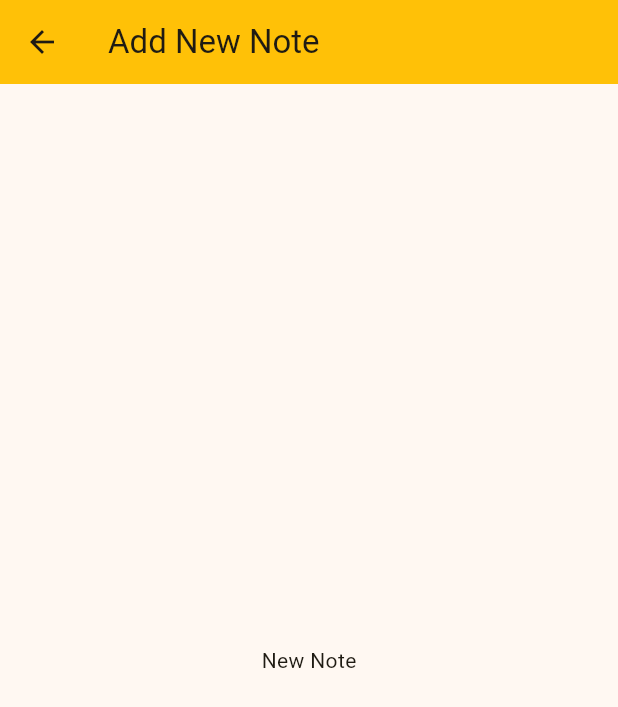
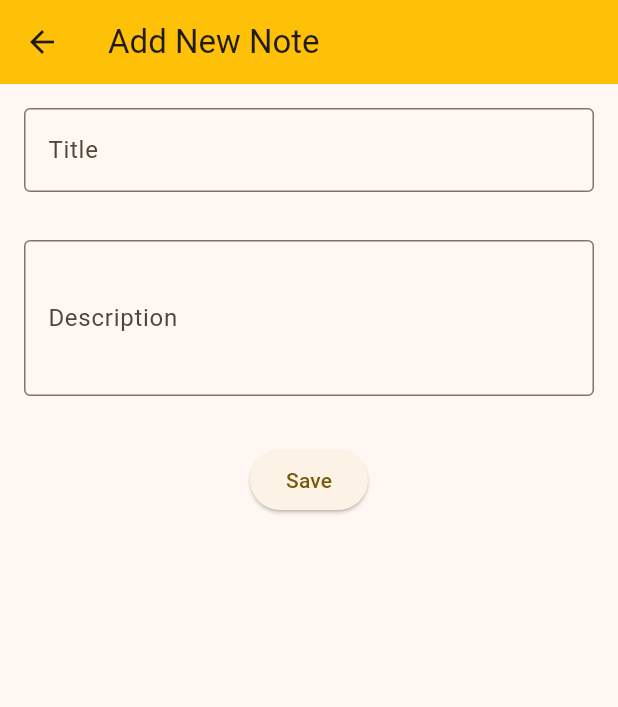
Before and after one commit to Dyadee/notesave, a Flutter app: the AddNoteScreen screen opened by its route, on a phone screen of 412 x 824 dp. Shown: the top 707 px of the screen. Run offline on Flutter 3.47's test engine with Material 3 defaults, Android fonts, the phone set to English and light mode, and no system bars; our stand-ins replace freezed_annotation; network calls fail.

Commit message:
added functionality to add new note in AddNoteScreen

```diff
--- a/lib/screens/add_note_screen.dart
+++ b/lib/screens/add_note_screen.dart
@@ -1,4 +1,6 @@
 import 'package:flutter/material.dart';
+import 'package:notesave/models/note.dart';
+import 'package:notesave/service/notes_service.dart';
 
 class AddNoteScreen extends StatefulWidget {
   const AddNoteScreen({super.key});
@@ -16,8 +18,88 @@ class _AddNoteScreenState extends State<AddNoteScreen> {
         title: const Text('Add New Note'),
       ),
       body: const Center(
-        child: Text('New Note'),
+        child: NewNoteForm(),
       ),
     );
   }
 }
+
+class NewNoteForm extends StatefulWidget {
+  const NewNoteForm({super.key});
+
+  @override
+  NewNoteFormState createState() {
+    return NewNoteFormState();
+  }
+}
+
+class NewNoteFormState extends State<NewNoteForm> {
+  final _formKey = GlobalKey<FormState>();
+  TextEditingController noteTitle = TextEditingController();
+  TextEditingController noteDescription = TextEditingController();
+
+  @override
+  Widget build(BuildContext context) {
+    return Form(
+      key: _formKey,
+      child: Column(
+        crossAxisAlignment: CrossAxisAlignment.center,
+        children: [
+          Padding(
+            padding: const EdgeInsets.all(16.0),
+            child: TextFormField(
+              controller: noteTitle,
+              decoration: const InputDecoration(
+                labelText: 'Title',
+                border: OutlineInputBorder(),
+              ),
+              validator: (value) {
+                if (value == null || value.isEmpty) {
+                  return 'Please enter some text';
+                }
+                return null;
+              },
+            ),
+          ),
+          Padding(
+            padding: const EdgeInsets.all(16.0),
+            child: TextFormField(
+              controller: noteDescription,
+              maxLines: 3,
+              decoration: const InputDecoration(
+                labelText: 'Description',
+                border: OutlineInputBorder(),
+              ),
+              validator: (value) {
+                if (value == null || value.isEmpty) {
+                  return 'Please enter some text';
+                }
+                return null;
+              },
+            ),
+          ),
+          Padding(
+            padding: const EdgeInsets.symmetric(vertical: 16),
+            child: ElevatedButton(
+              onPressed: () async {
+                if (_formKey.currentState!.validate()) {
+                  // ScaffoldMessenger.of(context).showSnackBar(
+                  //   const SnackBar(content: Text('Saving Note')),
+                  // );
+
+                  Note note = Note(
+                      title: noteTitle.text, description: noteDescription.text);
+                  final noteService = NotesService();
+                  await noteService.postNote(note).then((apiresponse) =>
+                      Navigator.pushReplacementNamed(context, '/',
+                          arguments: apiresponse));
+                }
+              },
+              child: const Text('Save'),
+            ),
+          ),
+        ],
+      ),
+    );
+  }
+}
--- a/lib/screens/homepage.dart
+++ b/lib/screens/homepage.dart
@@ -25,14 +25,6 @@ class _HomePageState extends State<HomePage> {
       });
     }
     print('get response: ${response.data}');
-  }
-
-  void addNote() async {
-    Note note =
-        const Note(title: 'Second Note', description: 'Second Description');
-    final noteService = NotesService();
-    final response = await noteService.postNote(note);
-    print('post response: ${response.data}');
   }
 
   void updateNote() async {
--- a/lib/screens/single_note_screen.dart
+++ b/lib/screens/single_note_screen.dart
@@ -10,8 +10,8 @@ class SingleNoteScreen extends StatelessWidget {
   Widget build(BuildContext context) {
     void deleteNote(int id) async {
       final noteService = NotesService();
-      await noteService.deleteNote(id).then((value) =>
-          Navigator.pushReplacementNamed(context, '/', arguments: value));
+      await noteService.deleteNote(id).then((apiresponse) =>
+          Navigator.pushReplacementNamed(context, '/', arguments: apiresponse));
     }
 
     final note = ModalRoute.of(context)!.settings.arguments as Note;
```
